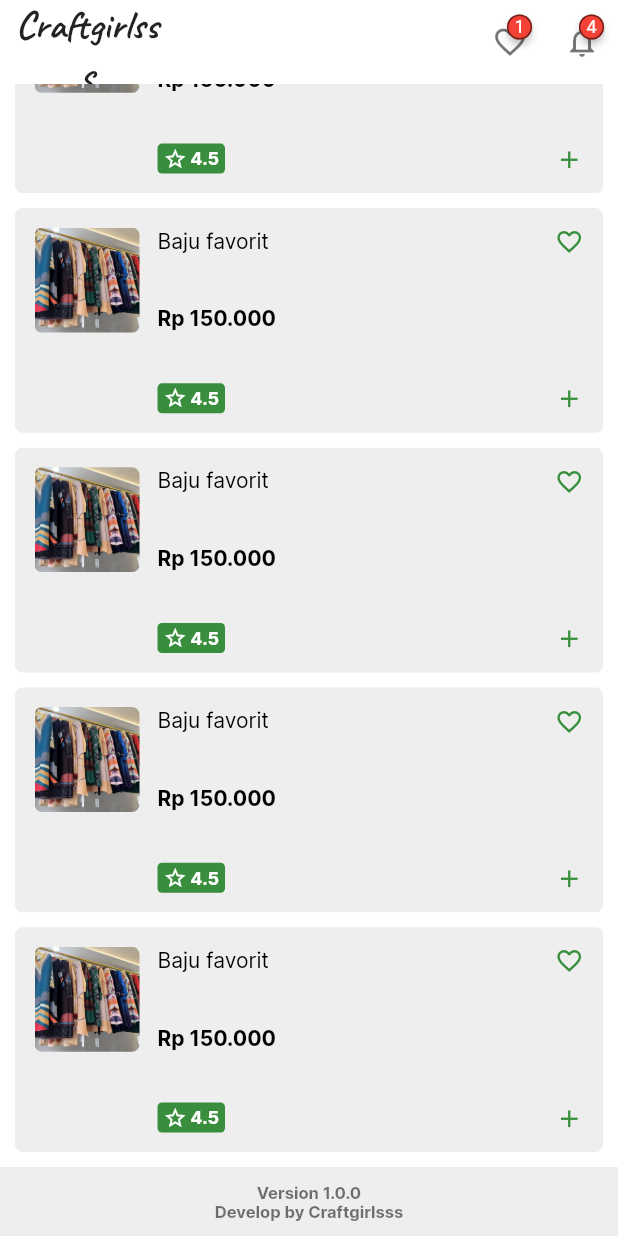
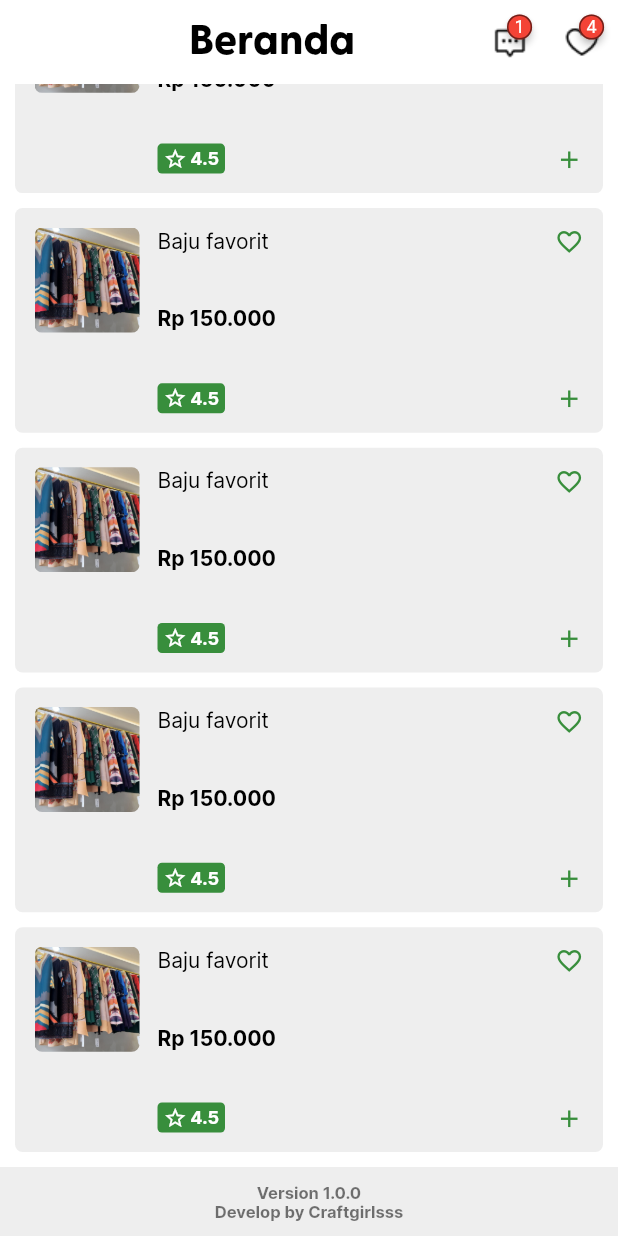
Before and after one commit to craftgirlsss/craftgirlsss-flutter, a Flutter app: the HomePage screen opened directly, scrolled down 576 dp, after a tap on the "favorite outline" icon, on a phone screen of 412 x 824 dp. Run offline on Flutter 3.47's test engine with Material 2 defaults, Android fonts, the light colour scheme and no system bars; drawn by our look-alikes of badges; our stand-ins replace animated_text_kit, bottom_navy_bar, carousel_slider, dots_indicator, flutter_rating_bar, flutter_staggered_animations and 8 more; missing offline and left inert: animated_button, flutter_animated_button, jumping_dot; accounts and stored records are empty.

Commit message:
update home ui, tab mycart, tab seller

```diff
--- a/lib/src/view-models/appbars/appbarhome.dart
+++ b/lib/src/view-models/appbars/appbarhome.dart
@@ -5,20 +5,12 @@ import 'package:badges/badges.dart' as badges;
 AppBar kAppBarHome({int? lengthNotifications, int? lengthFavorite}) {
   return AppBar(
     leadingWidth: 110,
-    automaticallyImplyLeading: false,
+    // automaticallyImplyLeading: false,
     backgroundColor: Colors.transparent,
     elevation: 0,
-    titleSpacing: 0,
-    leading: Center(
-      child: Padding(
-        padding: const EdgeInsets.only(left: 6.0),
-        child: Text(
-          "Craftgirlsss",
-          textAlign: TextAlign.center,
-          style: title(
-              color: Colors.black87, fontSize: 26, fontWeight: FontWeight.bold),
-        ),
-      ),
+    title: Text(
+      "Beranda",
+      style: titleHome(color: Colors.black, fontWeight: FontWeight.bold),
     ),
     actions: [
       // IconButton(
@@ -26,7 +18,7 @@ AppBar kAppBarHome({int? lengthNotifications, int? lengthFavorite}) {
       //     onPressed: () {},
       //     icon: Image.asset('assets/icons/search.png')),
       IconButton(
-          tooltip: 'Favorit',
+          tooltip: 'Chats',
           onPressed: () {
             // Get.to(() => const FavoritePage());
           },
@@ -45,12 +37,10 @@ AppBar kAppBarHome({int? lengthNotifications, int? lengthFavorite}) {
                     lengthFavorite.toString(),
                     style: const TextStyle(color: Colors.white, fontSize: 12),
                   ),
-                  child: const Icon(
-                    Icons.favorite_border,
-                    color: Colors.black54,
-                  ))),
+                  child: Image.asset(
+                      'assets/icons/freshicons/ChatCenteredDots.png'))),
       IconButton(
-          tooltip: 'Notifikasi',
+          tooltip: 'Favorit',
           onPressed: () {},
           icon: lengthNotifications == null || lengthNotifications < 1
               ? const Icon(
@@ -67,10 +57,7 @@ AppBar kAppBarHome({int? lengthNotifications, int? lengthFavorite}) {
                     lengthNotifications.toString(),
                     style: const TextStyle(color: Colors.white, fontSize: 12),
                   ),
-                  child: const Icon(
-                    Icons.notifications_none,
-                    color: Colors.black54,
-                  ))),
+                  child: Image.asset('assets/icons/freshicons/Heartnew.png'))),
     ],
   );
 }
--- a/lib/src/view-models/fontstyles/title.dart
+++ b/lib/src/view-models/fontstyles/title.dart
@@ -23,3 +23,14 @@ TextStyle titleInter(
       color: color,
       fontWeight: fontWeight);
 }
+
+TextStyle titleHome(
+    {double? fontSize = 28,
+    Color? color = Colors.black,
+    FontWeight? fontWeight = FontWeight.bold}) {
+  return TextStyle(
+      fontFamily: "GreyCliff",
+      fontSize: fontSize,
+      color: color,
+      fontWeight: fontWeight);
+}
--- a/lib/src/view-models/textfields/textfieldsearch.dart
+++ b/lib/src/view-models/textfields/textfieldsearch.dart
@@ -26,3 +26,34 @@ SizedBox kSearchTextField(
     ),
   );
 }
+
+SizedBox kSearchTextFieldHome(
+    {TextEditingController? controller,
+    String? hintText,
+    double? height = 40}) {
+  return SizedBox(
+    height: height,
+    child: TextField(
+      style: titleInter(
+          color: const Color.fromRGBO(0, 0, 0, 0.867),
+          fontSize: 15,
+          fontWeight: FontWeight.normal),
+      controller: controller,
+      decoration: InputDecoration(
+          filled: true,
+          fillColor: Colors.grey.shade200,
+          contentPadding: const EdgeInsets.all(3),
+          hintText: hintText ?? 'Cari Produk',
+          hintStyle: titleInter(
+              color: Colors.black54,
+              fontSize: 15,
+              fontWeight: FontWeight.normal),
+          prefixIconColor: Colors.black54,
+          prefixIcon:
+              Image.asset('assets/icons/freshicons/MagnifyingGlass.png'),
+          border: const OutlineInputBorder(
+              borderRadius: BorderRadius.all(Radius.circular(20)),
+              borderSide: BorderSide.none)),
+    ),
+  );
+}
--- a/lib/src/views/home/home.dart
+++ b/lib/src/views/home/home.dart
@@ -5,6 +5,7 @@ import 'package:craftgirlsss/src/view-models/containers/categoryproduct/category
 // import 'package:craftgirlsss/src/view-models/containers/flashsale/flashsale.dart';
 import 'package:craftgirlsss/src/view-models/containers/footer/footer.dart';
 import 'package:craftgirlsss/src/view-models/fontstyles/title.dart';
+import 'package:craftgirlsss/src/view-models/textfields/textfieldsearch.dart';
 import 'package:craftgirlsss/src/views/products/productdetail/productdetailcheckout.dart';
 import 'package:flutter/material.dart';
 import 'package:flutter_staggered_animations/flutter_staggered_animations.dart';
@@ -20,17 +21,26 @@ class HomePage extends StatefulWidget {
 class _HomePageState extends State<HomePage> {
   @override
   Widget build(BuildContext context) {
-    return Scaffold(
+    return RefreshIndicator(
+      onRefresh: () async {},
+      child: GestureDetector(
+        onTap: () => FocusManager.instance.primaryFocus?.unfocus(),
+        child: Scaffold(
           backgroundColor: Colors.white,
           appBar: kAppBarHome(lengthNotifications: 4, lengthFavorite: 1),
           body: ListView(
             children: [
+              Padding(
+                padding: const EdgeInsets.only(
+                    left: 8.0, right: 8, top: 10, bottom: 20),
+                child: kSearchTextFieldHome(),
+              ),
               CarouselSlider(
                   items: listItemStaredImages.map((e) {
                     return GestureDetector(
                       onTap: () {},
                       child: ClipRRect(
-                      borderRadius: BorderRadius.circular(10),
+                          borderRadius: BorderRadius.circular(4),
                           child: Image.asset(
                             e,
                             width: 470,
@@ -47,10 +57,12 @@ class _HomePageState extends State<HomePage> {
                     aspectRatio: 19 / 6,
                     autoPlayCurve: Curves.fastOutSlowIn,
                     enableInfiniteScroll: false,
-                autoPlayAnimationDuration: const Duration(milliseconds: 800),
-                viewportFraction: 0.7,
+                    autoPlayAnimationDuration:
+                        const Duration(milliseconds: 800),
+                    viewportFraction: 0.8,
                   )),
               const SizedBox(height: 20),
+
               Text(
                 '  Kategori',
                 style: title(fontSize: 22, fontWeight: FontWeight.bold),
@@ -120,6 +132,8 @@ class _HomePageState extends State<HomePage> {
               footer(context)
             ],
           ),
+        ),
+      ),
     );
   }
 
--- a/lib/src/views/profile/profilev2.dart
+++ b/lib/src/views/profile/profilev2.dart
@@ -19,6 +19,7 @@ import 'package:supabase_flutter/supabase_flutter.dart';
 import 'address/addresses.dart';
 import 'editprofile/editprofile.dart';
 import 'laporkanbug/laporkanbug.dart';
+import 'mulaijualan/mulaijualan.dart';
 import 'prettycoin/prettycoin.dart';
 import 'resetpassword/resetpassword.dart';
 import 'voucher/voucher.dart';
@@ -93,7 +94,7 @@ class _ProfileV2State extends State<ProfileV2> {
             listTileProfileV2(
                 iconAsset: 'assets/icons/freshicons/Group.png',
                 onPressed: () {
-                  Get.to(() => const PrettyCoin());
+                  Get.to(() => const MulaiJualan());
                 },
                 title: "Mulai Jualan"),
             listTileProfileV2(
--- a/pubspec.yaml
+++ b/pubspec.yaml
@@ -88,3 +88,6 @@ flutter:
     - family: Inter
       fonts:
         - asset: assets/fonts/inter.ttf
+    - family: GreyCliff
+      fonts:
+        - asset: assets/fonts/greycliff.otf
```
Also changed, not shown: lib/src/controllers/GetxController/address_controller.dart (+48 -0 lines), lib/src/view-models/textfields/textfieldv2.dart (+25 -0 lines), lib/src/views/mycart/mycarttab.dart (+10 -1 lines), lib/src/views/profile/editprofile/editnamatoko.dart (+3 -7 lines), lib/src/views/profile/mulaijualan/aturinformasitoko.dart (added, +171 -0 lines), lib/src/views/profile/mulaijualan/mulaijualan.dart (added, +54 -0 lines), assets/fonts/greycliff.otf (added), assets/icons/freshicons/ChatCenteredDots.png (added), assets/icons/freshicons/Heartnew.png, assets/icons/freshicons/MagnifyingGlass.png, assets/images/selling.png (added). Lines whose indentation alone changed are shown as unchanged.
